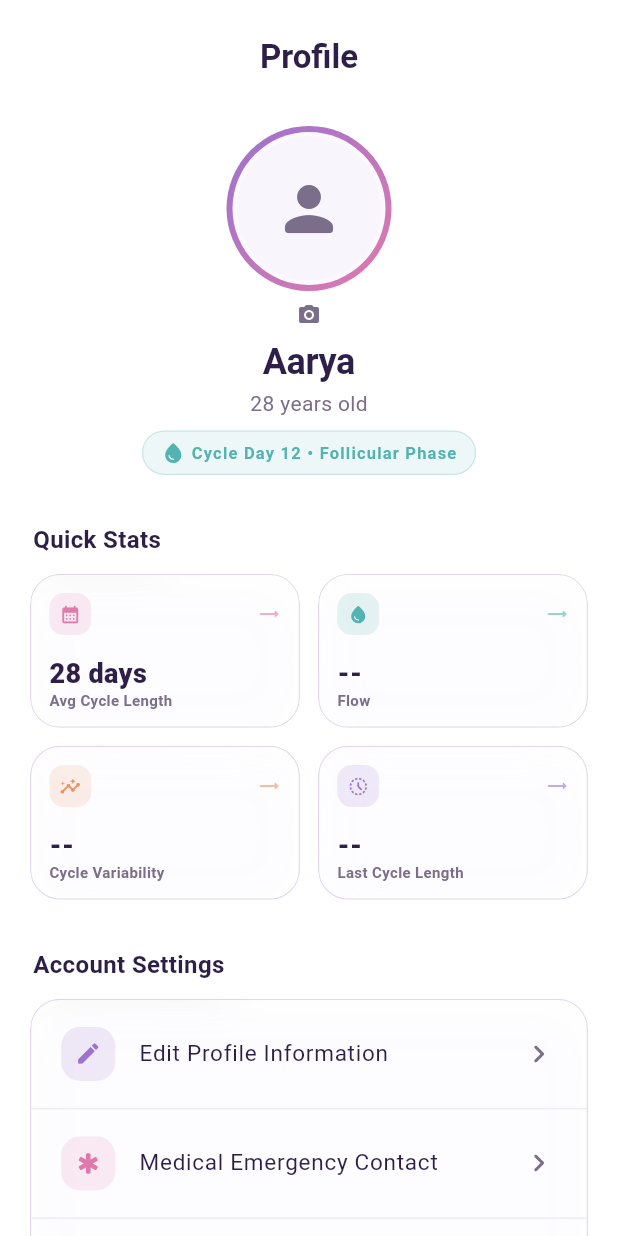
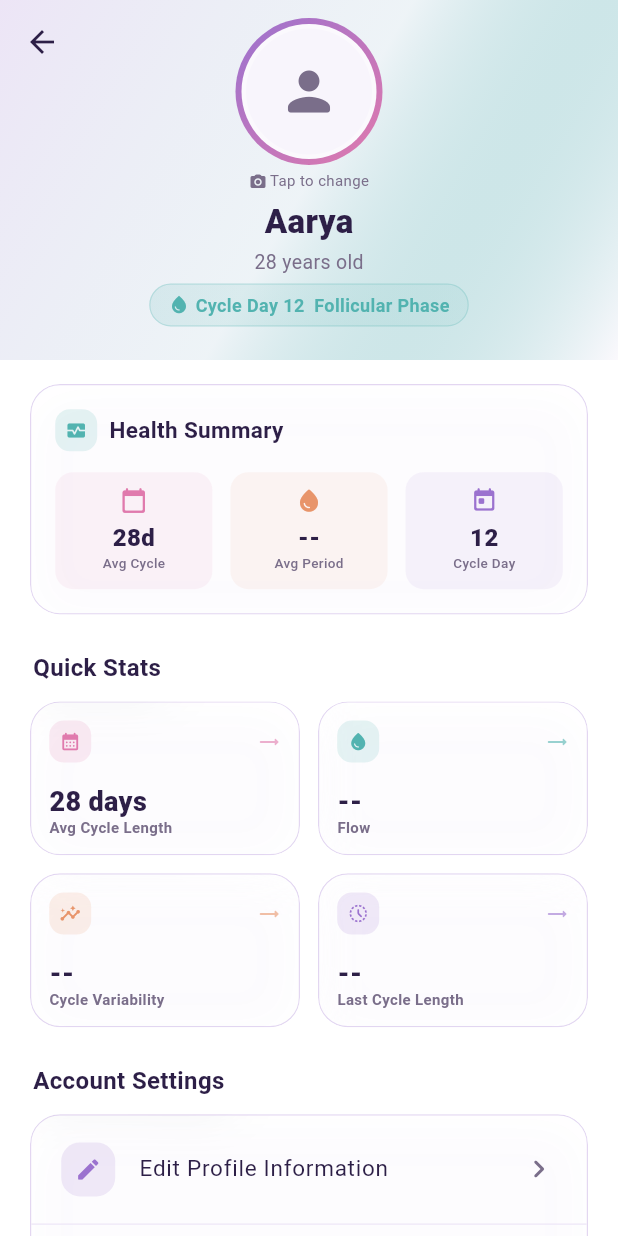
Before and after one commit to rajit2004/SagittariusAStar, a Flutter app: the ProfileScreen screen opened directly, on a phone screen of 412 x 824 dp. Run offline on Flutter 3.47's test engine with Material 3 defaults, Android fonts, the phone set to English and light mode, and no system bars; our stand-ins replace cloud_firestore, connectivity_plus, dio, firebase_core, flutter_local_notifications, flutter_secure_storage and 8 more; missing offline and left inert: firebase_app_check; accounts and stored records are empty; network calls fail; Roboto replaces fonts that are missing (Nunito).

Commit message:
fix: chat scroll, profile redesign, log save sync, CI tests green
- Chat screen always starts at bottom, shows gradient scroll-down FAB
  when user scrolls up past threshold
- Profile screen redesigned with collapsible SliverAppBar, gradient
  header, Health Summary card, and clean stat cards
- Insights screen gets a refresh button in header
- Log entry sheet save now awaits Hive write, syncs to server via
  CycleService, and refreshes CycleProvider so calendar dot appears
- Today button in cycle tracker only shows when not on today
- Camera avatar: sheet stays open until photo is picked to prevent
  Android activity kill crash on Xiaomi
- Activity launchMode changed to singleTask for stability
- Fixed assistant_screen LateInitializationError by default-init _messages
- All 9 CI tests passing

```diff
--- a/rhythma_flutter/lib/screens/profile/profile_screen.dart
+++ b/rhythma_flutter/lib/screens/profile/profile_screen.dart
@@ -21,7 +21,7 @@ class ProfileScreen extends StatefulWidget {
   State<ProfileScreen> createState() => _ProfileScreenState();
 }
 
-class _ProfileScreenState extends State<ProfileScreen> with SingleTickerProviderStateMixin {
+class _ProfileScreenState extends State<ProfileScreen> {
   String _userName = 'Aarya';
   int _userAge = 28;
   int _cycleLength = 28;
@@ -33,71 +33,12 @@ class _ProfileScreenState extends State<ProfileScreen> with SingleTickerProvider
 
   List<Map<String, String>> _emergencyContacts = [];
 
-  late final AnimationController _controller;
-  late final Animation<double> _headerFade;
-  late final Animation<Offset> _headerSlide;
-  late final Animation<double> _statsFade;
-  late final Animation<Offset> _statsSlide;
-  late final Animation<double> _menuFade;
-  late final Animation<Offset> _menuSlide;
-
   @override
   void initState() {
     super.initState();
     _loadProfile();
     _loadEmergencyContacts();
     _fetchDashboardInsights();
-    _controller = AnimationController(
-      vsync: this,
-      duration: const Duration(milliseconds: 900),
-    );
-
-    _headerFade = Tween<double>(begin: 0, end: 1).animate(
-      CurvedAnimation(
-        parent: _controller,
-        curve: const Interval(0.0, 0.5, curve: Curves.easeOut),
-      ),
-    );
-    _headerSlide = Tween<Offset>(begin: const Offset(0, 0.08), end: Offset.zero).animate(
-      CurvedAnimation(
-        parent: _controller,
-        curve: const Interval(0.0, 0.5, curve: Curves.easeOutCubic),
-      ),
-    );
-
-    _statsFade = Tween<double>(begin: 0, end: 1).animate(
-      CurvedAnimation(
-        parent: _controller,
-        curve: const Interval(0.2, 0.7, curve: Curves.easeOut),
-      ),
-    );
-    _statsSlide = Tween<Offset>(begin: const Offset(0, 0.08), end: Offset.zero).animate(
-      CurvedAnimation(
-        parent: _controller,
-        curve: const Interval(0.2, 0.7, curve: Curves.easeOutCubic),
-      ),
-    );
-
-    _menuFade = Tween<double>(begin: 0, end: 1).animate(
-      CurvedAnimation(
-        parent: _controller,
-        curve: const Interval(0.4, 0.9, curve: Curves.easeOut),
-      ),
-    );
-    _menuSlide = Tween<Offset>(begin: const Offset(0, 0.08), end: Offset.zero).animate(
-      CurvedAnimation(
-        parent: _controller,
-        curve: const Interval(0.4, 0.9, curve: Curves.easeOutCubic),
-      ),
-    );
-
-    _controller.forward();
-  }
-
-  @override
-  void dispose() {
-    _controller.dispose();
-    super.dispose();
   }
 
   void _loadProfile() {
@@ -661,7 +602,6 @@ void _showAddEditContactDialog(
               ),
               title: const Text('Take Photo'),
               onTap: () async {
-                Navigator.pop(ctx);
                 try {
                   final picker = ImagePicker();
                   final picked = await picker.pickImage(
@@ -670,7 +610,8 @@ void _showAddEditContactDialog(
                     maxHeight: 512,
                     imageQuality: 85,
                   );
-                  if (picked != null && mounted) {
+                  if (picked != null && ctx.mounted) {
+                    Navigator.pop(ctx);
                     final appDir = await getApplicationDocumentsDirectory();
                     final ext = p.extension(picked.path);
                     final fileName = 'avatar_${DateTime.now().millisecondsSinceEpoch}$ext';
@@ -681,8 +622,12 @@ void _showAddEditContactDialog(
                       });
                       setState(() {});
                     }
+                  } else if (ctx.mounted) {
+                    Navigator.pop(ctx);
                   }
-                } catch (_) {}
+                } catch (_) {
+                  if (ctx.mounted) Navigator.pop(ctx);
+                }
               },
             ),
             if (hasAvatar) ...[
@@ -754,7 +699,7 @@ void _showAddEditContactDialog(
                 color: RhythmaColors.background,
               ),
               child: CircleAvatar(
-                radius: 48,
+                radius: 42,
                 backgroundColor: RhythmaColors.surfaceMuted,
                 backgroundImage: hasAvatar
                     ? (avatarPath.startsWith('/')
@@ -765,30 +710,47 @@ void _showAddEditContactDialog(
                 child: hasAvatar
                     ? null
                     : Icon(Icons.person_rounded,
-                        size: 48, color: RhythmaColors.mutedFg),
+                        size: 42, color: RhythmaColors.mutedFg),
               ),
             ),
           ),
         ),
-        const SizedBox(height: 8),
-        Icon(Icons.camera_alt_rounded, size: 16, color: RhythmaColors.mutedFg),
-        const SizedBox(height: 8),
+        const SizedBox(height: 4),
+        Row(
+          mainAxisAlignment: MainAxisAlignment.center,
+          children: [
+            Icon(Icons.camera_alt_rounded, size: 12, color: RhythmaColors.mutedFg),
+            const SizedBox(width: 2),
             Text(
-          _userName,
-          style: Theme.of(context).textTheme.displayLarge?.copyWith(fontSize: 24),
+              'Tap to change',
+              style: TextStyle(fontSize: 10, color: RhythmaColors.mutedFg),
+            ),
+          ],
         ),
         const SizedBox(height: 4),
         Text(
-          '$_userAge ${AppLocalizations.of(context)!.profileYearsOld}',
-          style: Theme.of(context).textTheme.bodyMedium?.copyWith(
-                color: RhythmaColors.mutedFg,
+          _userName,
+          style: TextStyle(
+            fontSize: 22,
+            fontWeight: FontWeight.w800,
+            color: RhythmaColors.foreground,
           ),
         ),
-        const SizedBox(height: 8),
+        const SizedBox(height: 2),
+        Text(
+          '$_userAge ${AppLocalizations.of(context)!.profileYearsOld}',
+          style: TextStyle(fontSize: 13, color: RhythmaColors.mutedFg),
+        ),
+        const SizedBox(height: 6),
         Container(
-          padding: const EdgeInsets.symmetric(horizontal: 12, vertical: 6),
+          padding: const EdgeInsets.symmetric(horizontal: 12, vertical: 5),
           decoration: BoxDecoration(
-            color: RhythmaColors.teal.withValues(alpha: 0.1),
+            gradient: LinearGradient(
+              colors: [
+                RhythmaColors.teal.withValues(alpha: 0.15),
+                RhythmaColors.teal.withValues(alpha: 0.08),
+              ],
+            ),
             borderRadius: BorderRadius.circular(16),
             border: Border.all(
               color: RhythmaColors.teal.withValues(alpha: 0.25),
@@ -798,11 +760,13 @@ void _showAddEditContactDialog(
           child: Row(
             mainAxisSize: MainAxisSize.min,
             children: [
-              const Icon(Icons.water_drop, color: RhythmaColors.teal, size: 16),
+              const Icon(Icons.water_drop, color: RhythmaColors.teal, size: 14),
               const SizedBox(width: 4),
               Text(
-                '${AppLocalizations.of(context)!.profileCycleDay} $_cycleDay • ${_getCyclePhase(_cycleDay)}',
-                style: Theme.of(context).textTheme.labelSmall?.copyWith(
+                '${AppLocalizations.of(context)!.profileCycleDay} $_cycleDay  ${_getCyclePhase(_cycleDay)}',
+                style: TextStyle(
+                  fontSize: 12,
+                  fontWeight: FontWeight.w600,
                   color: RhythmaColors.teal,
                 ),
               ),
@@ -810,6 +774,100 @@ void _showAddEditContactDialog(
           ),
         ),
       ],
+    );
+  }
+
+  Widget _buildHealthSummary() {
+    final avgCycle = _avgCycleFromApi ?? _cycleLength.toDouble();
+    final bleeding = _avgBleeding;
+    final cycleDay = _cycleDay;
+
+    return GlassCard(
+      padding: const EdgeInsets.all(16),
+      child: Column(
+        crossAxisAlignment: CrossAxisAlignment.start,
+        children: [
+          Row(
+            children: [
+              TintedIcon(icon: Icons.monitor_heart_rounded, color: RhythmaColors.teal, size: 28),
+              const SizedBox(width: 8),
+              Text(
+                'Health Summary',
+                style: TextStyle(
+                  fontSize: 15,
+                  fontWeight: FontWeight.w700,
+                  color: RhythmaColors.foreground,
+                ),
+              ),
+            ],
+          ),
+          const SizedBox(height: 14),
+          Row(
+            children: [
+              _buildMiniStat(
+                icon: Icons.calendar_today_rounded,
+                value: '${avgCycle.toStringAsFixed(avgCycle % 1 == 0 ? 0 : 1)}d',
+                label: 'Avg Cycle',
+                color: RhythmaColors.rose,
+              ),
+              const SizedBox(width: 12),
+              _buildMiniStat(
+                icon: Icons.water_drop_rounded,
+                value: bleeding != null ? '${bleeding.toStringAsFixed(bleeding % 1 == 0 ? 0 : 1)}d' : '--',
+                label: 'Avg Period',
+                color: RhythmaColors.coral,
+              ),
+              const SizedBox(width: 12),
+              _buildMiniStat(
+                icon: Icons.today_rounded,
+                value: '$cycleDay',
+                label: 'Cycle Day',
+                color: RhythmaColors.primary,
+              ),
+            ],
+          ),
+        ],
+      ),
+    );
+  }
+
+  Widget _buildMiniStat({
+    required IconData icon,
+    required String value,
+    required String label,
+    required Color color,
+  }) {
+    return Expanded(
+      child: Container(
+        padding: const EdgeInsets.symmetric(vertical: 10, horizontal: 8),
+        decoration: BoxDecoration(
+          color: color.withValues(alpha: 0.08),
+          borderRadius: BorderRadius.circular(12),
+        ),
+        child: Column(
+          children: [
+            Icon(icon, size: 18, color: color),
+            const SizedBox(height: 4),
+            Text(
+              value,
+              style: TextStyle(
+                fontSize: 16,
+                fontWeight: FontWeight.w800,
+                color: RhythmaColors.foreground,
+              ),
+            ),
+            const SizedBox(height: 1),
+            Text(
+              label,
+              style: TextStyle(
+                fontSize: 9,
+                fontWeight: FontWeight.w500,
+                color: RhythmaColors.mutedFg,
+              ),
+            ),
+          ],
+        ),
+      ),
     );
   }
 
@@ -999,64 +1057,49 @@ void _showAddEditContactDialog(
       _cycleLength = profile['cycle_length'] as int? ?? 28;
     }
     return Scaffold(
-      body: ListView(
-        padding: const EdgeInsets.all(20).copyWith(bottom: 100, top: 24),
-        children: [
-          FadeTransition(
-            opacity: _headerFade,
-            child: SlideTransition(
-              position: _headerSlide,
+      body: CustomScrollView(
+        slivers: [
+          SliverAppBar(
+            expandedHeight: 240,
+            pinned: true,
+            backgroundColor: RhythmaColors.background,
+            surfaceTintColor: Colors.transparent,
+            flexibleSpace: FlexibleSpaceBar(
+              background: Container(
+                decoration: BoxDecoration(
+                  gradient: LinearGradient(
+                    begin: Alignment.topLeft,
+                    end: Alignment.bottomRight,
+                    colors: [
+                      RhythmaColors.primary.withValues(alpha: 0.15),
+                      RhythmaColors.teal.withValues(alpha: 0.08),
+                      RhythmaColors.background,
+                    ],
+                  ),
+                ),
+                child: SafeArea(
                   child: Column(
                     children: [
-                  Semantics(
-                    header: true,
-                    child: Text(
-                      AppLocalizations.of(context)!.profileTitle,
-                      style: Theme.of(context).textTheme.titleLarge?.copyWith(
-                            fontSize: 22,
-                            fontWeight: FontWeight.w700,
-                          ),
-                      textAlign: TextAlign.center,
-                    ),
-                  ),
-                  const SizedBox(height: 32),
+                      const SizedBox(height: 12),
                       _buildHeader(),
                     ],
                   ),
                 ),
               ),
-          const SizedBox(height: 32),
-          FadeTransition(
-            opacity: _statsFade,
-            child: SlideTransition(
-              position: _statsSlide,
-              child: Column(
-                crossAxisAlignment: CrossAxisAlignment.stretch,
-                children: [
-                  Semantics(
-                    header: true,
-                    child: SectionHeader(title: AppLocalizations.of(context)!.profileQuickStats),
-                  ),
-                  _buildStatsCards(),
-                ],
             ),
           ),
-          ),
-          const SizedBox(height: 32),
-          FadeTransition(
-            opacity: _menuFade,
-            child: SlideTransition(
-              position: _menuSlide,
-              child: Column(
-                crossAxisAlignment: CrossAxisAlignment.stretch,
-                children: [
-                  Semantics(
-                    header: true,
-                    child: SectionHeader(title: AppLocalizations.of(context)!.profileAccountSettings),
-                  ),
+          SliverPadding(
+            padding: const EdgeInsets.fromLTRB(20, 16, 20, 100),
+            sliver: SliverList(
+              delegate: SliverChildListDelegate([
+                _buildHealthSummary(),
+                const SizedBox(height: 24),
+                SectionHeader(title: AppLocalizations.of(context)!.profileQuickStats),
+                _buildStatsCards(),
+                const SizedBox(height: 24),
+                SectionHeader(title: AppLocalizations.of(context)!.profileAccountSettings),
                 _buildActionMenu(),
-                ],
-              ),
+              ]),
             ),
           ),
         ],
```
Also changed, not shown: rhythma_flutter/lib/screens/assistant/assistant_screen.dart (+72 -6 lines), rhythma_flutter/lib/screens/cycle/components/log_entry_sheet.dart (+19 -4 lines), rhythma_flutter/lib/screens/cycle/cycle_screen.dart (+8 -0 lines), rhythma_flutter/lib/screens/insights/insights_screen.dart (+21 -0 lines), 2 other files. Lines whose indentation alone changed are shown as unchanged.
